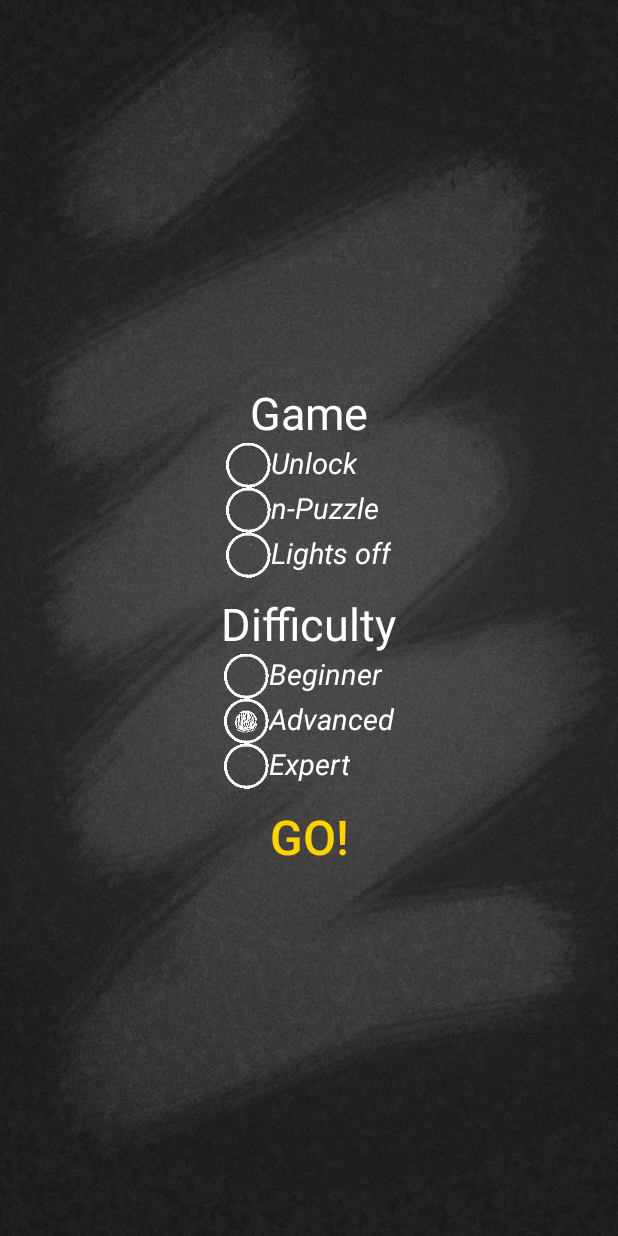
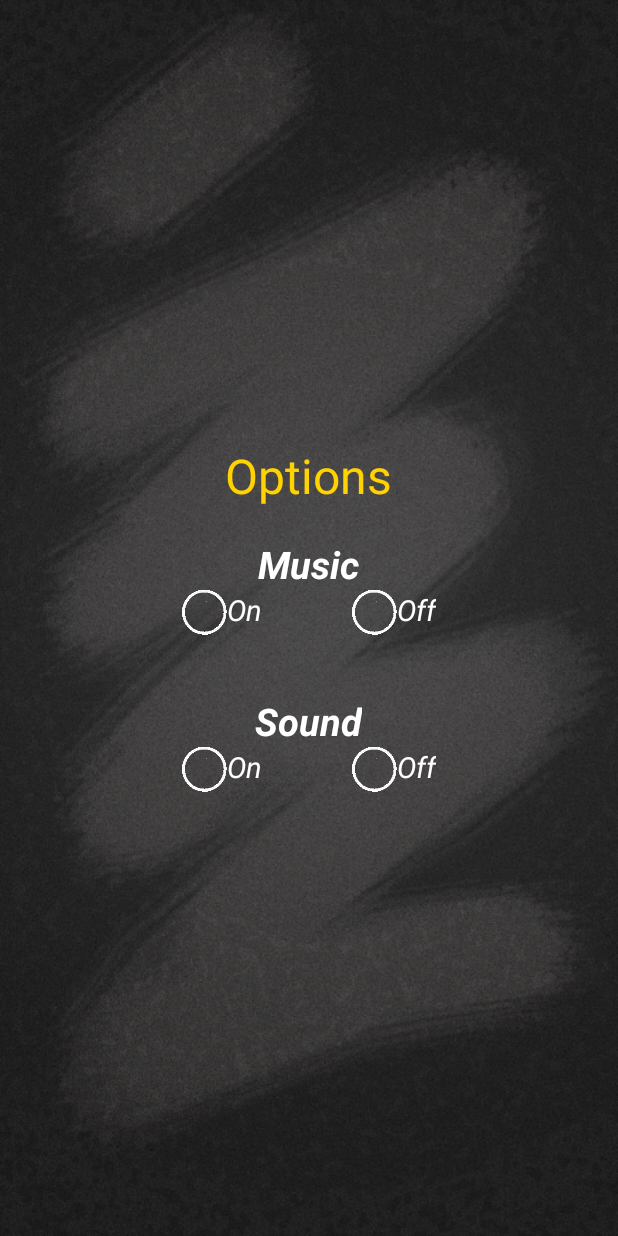
Before and after one commit to MintMalory/BrainTrainers, an Android app: the layout activity_options.xml on its own in the app's theme, with its tools: preview values and no code run, on a phone screen of 412 x 824 dp. Run offline under Robolectric (Android 15) with nearby library versions, the phone set to English and light mode, and no system bars.

Commit message:
Added options activity

```diff
--- a/app/src/main/AndroidManifest.xml
+++ b/app/src/main/AndroidManifest.xml
@@ -46,6 +46,11 @@
             android:screenOrientation="portrait"
             android:theme="@style/Theme.AppCompat.Light.NoActionBar.FullScreen" >
         </activity>
+        <activity
+            android:name=".activities.OptionsActivity"
+            android:screenOrientation="portrait"
+            android:theme="@style/Theme.AppCompat.Light.NoActionBar.FullScreen" >
+        </activity>
         <service android:enabled="true" android:name=".services.BackgroundMusicService" />
     </application>
 
--- a/app/src/main/java/ua/mintmalory/braintrainers/activities/ChooseGameActivity.java
+++ b/app/src/main/java/ua/mintmalory/braintrainers/activities/ChooseGameActivity.java
@@ -53,8 +53,10 @@ public class ChooseGameActivity extends AppCompatActivity implements
 
 		setTypeFaceForTitles(customFontChalk);
 
+
+
+
 		mGoButton.setOnClickListener(this);
-
 	}
 
 	private void setTypeFaceForTitles(Typeface type) {
--- a/app/src/main/java/ua/mintmalory/braintrainers/gameviews/UnlockGameView.java
+++ b/app/src/main/java/ua/mintmalory/braintrainers/gameviews/UnlockGameView.java
@@ -134,10 +134,10 @@ public class UnlockGameView extends AbstractGameView {
         for (int i = 0; i < mField.length; i++)
             for (int j = 0; j < mField.length; j++) {
                 if (rand.nextBoolean() == true) {
-                    mField[i][j] = new StateSquareSprite(mOBmp, i * size, j * size
+                    mField[i][j] = new StateSquareSprite(mOBmp, j * size, i * size
                             + PADDING_TOP_FIELD, size, true);
                 } else {
-                    mField[i][j] = new StateSquareSprite(mXBmp, i * size, j * size
+                    mField[i][j] = new StateSquareSprite(mXBmp, j * size, i * size
                             + PADDING_TOP_FIELD, size, false);
                 }
             }
--- a/app/src/main/java/ua/mintmalory/braintrainers/services/BackgroundMusicService.java
+++ b/app/src/main/java/ua/mintmalory/braintrainers/services/BackgroundMusicService.java
@@ -29,7 +29,9 @@ public class BackgroundMusicService extends Service {
     public void onDestroy() {
         if (player_1.isPlaying()) {
             player_1.stop();
-        } else {
+            return;
+        }
+        if (player_2.isPlaying()){
             player_2.stop();
         }
 
--- a/app/src/main/res/layout/activity_options.xml
+++ b/app/src/main/res/layout/activity_options.xml
@@ -4,95 +4,81 @@
     android:layout_width="fill_parent"
     android:layout_height="fill_parent"
     android:gravity="center_vertical|center_horizontal"
-    android:orientation="vertical" >
+    android:orientation="vertical">
 
     <TextView
-        android:id="@+id/choose_game_textView"
-        style="@style/TitleStyleBig"
+        android:id="@+id/options_textView"
+        style="@style/OrangeButtonStyle"
         android:layout_width="wrap_content"
         android:layout_height="wrap_content"
-        android:text="@string/choose_game_textView" />
+        android:text="@string/options_textView"
+        />
 
-    <LinearLayout
+    <TextView
+        android:id="@+id/music_textView"
+        style="@style/TitleStyleSmall"
         android:layout_width="wrap_content"
         android:layout_height="wrap_content"
-        android:orientation="vertical" >
+        android:layout_marginTop="10dp"
+        android:text="@string/music_textView" />
 
-        <RadioGroup
-            android:id="@+id/choose_game_radioGroup"
-            android:layout_width="wrap_content"
-            android:layout_height="wrap_content"
-            android:orientation="vertical" >
-
-            <RadioButton
-                android:id="@+id/lock_radioButton"
-                style="@style/TextStyleBig"
-                android:layout_width="wrap_content"
-                android:layout_height="wrap_content"
-                android:button="@drawable/custom_radio_selector"
-                android:text="@string/lock_title" />
-
-            <RadioButton
-                android:id="@+id/n_puzzle_radioButton"
-                style="@style/TextStyleBig"
-                android:layout_width="wrap_content"
-                android:layout_height="wrap_content"
-                android:button="@drawable/custom_radio_selector"
-                android:text="@string/barleyBreak_title" />
-
-            <RadioButton
-                android:id="@+id/lights_off_radioButton"
-                style="@style/TextStyleBig"
-                android:layout_width="wrap_content"
-                android:layout_height="wrap_content"
-                android:button="@drawable/custom_radio_selector"
-                android:text="@string/lights_of_title" />
-        </RadioGroup>
-
-    </LinearLayout>
-
-    <TextView
-        android:id="@+id/select_difficulty_textView"
-        style="@style/TitleStyleBig"
+    <RadioGroup
+        android:id="@+id/on_off_music_radioGroup"
         android:layout_width="wrap_content"
         android:layout_height="wrap_content"
-        android:text="@string/select_difficulty_textView" />
-
-    <RadioGroup
-        android:id="@+id/select_difficulty_radioGroup"
-        android:layout_width="wrap_content"
-        android:layout_height="wrap_content" >
+        android:orientation="horizontal">
 
         <RadioButton
-            android:id="@+id/begginer_radioButton"
+            android:id="@+id/on_music_radioButton"
             style="@style/TextStyleBig"
             android:layout_width="wrap_content"
             android:layout_height="wrap_content"
+            android:layout_marginRight="30dp"
             android:button="@drawable/custom_radio_selector"
-            android:text="@string/beginner_radioButton" />
+            android:text="@string/on_radioButton" />
 
         <RadioButton
-            android:id="@+id/advanced_radioButton"
+            android:id="@+id/off_music_radioButton"
             style="@style/TextStyleBig"
             android:layout_width="wrap_content"
             android:layout_height="wrap_content"
+            android:layout_marginLeft="30dp"
             android:button="@drawable/custom_radio_selector"
-            android:checked="true"
-            android:text="@string/advanced_radioButton" />
+            android:text="@string/off_radioButton" />
+    </RadioGroup>
+
+    <TextView
+        android:id="@+id/sound_textView"
+        style="@style/TitleStyleSmall"
+        android:layout_width="wrap_content"
+        android:layout_height="wrap_content"
+        android:layout_marginTop="30dp"
+        android:text="@string/sound_textView" />
+
+    <RadioGroup
+        android:id="@+id/on_off_sound_radioGroup"
+        android:layout_width="wrap_content"
+        android:layout_height="wrap_content"
+        android:orientation="horizontal">
 
         <RadioButton
-            android:id="@+id/expert_radioButton"
+            android:id="@+id/on_sound_radioButton"
             style="@style/TextStyleBig"
             android:layout_width="wrap_content"
             android:layout_height="wrap_content"
+            android:layout_marginRight="30dp"
             android:button="@drawable/custom_radio_selector"
-            android:text="@string/expert_radioButton" />
+            android:text="@string/on_radioButton" />
+
+        <RadioButton
+            android:id="@+id/off_sound_radioButton"
+            style="@style/TextStyleBig"
+            android:layout_width="wrap_content"
+            android:layout_height="wrap_content"
+            android:layout_marginLeft="30dp"
+            android:button="@drawable/custom_radio_selector"
+            android:text="@string/off_radioButton" />
+
     </RadioGroup>
 
-    <Button
-        android:id="@+id/go_button"
-        style="@style/OrangeButtonStyle"
-        android:paddingTop="10dp"
-        android:text="@string/go_button" />
-
 </LinearLayout>
--- a/app/src/main/res/values/strings.xml
+++ b/app/src/main/res/values/strings.xml
@@ -18,6 +18,12 @@
     <string name="expert_radioButton">Expert</string>
     <string name="go_button">Go!</string>
 
+    <string name="options_textView">Options</string>
+    <string name="music_textView">Music</string>
+    <string name="on_radioButton">On</string>
+    <string name="off_radioButton">Off</string>
+    <string name="sound_textView">Sound</string>
+
     <string name="amount_of_moves">Moves: </string>
     <string name="win_title">You win! </string>
     <string name="win_message">Your result is </string>
```
Also changed, not shown: app/src/main/java/ua/mintmalory/braintrainers/SoundAndMusicOptionsState.java (added, +9 -0 lines), app/src/main/java/ua/mintmalory/braintrainers/State.java (added, +8 -0 lines), app/src/main/java/ua/mintmalory/braintrainers/activities/MainMenuActivity.java (+8 -0 lines), app/src/main/java/ua/mintmalory/braintrainers/activities/OptionsActivity.java (+83 -9 lines), app/src/main/java/ua/mintmalory/braintrainers/gameviews/AbstractGameView.java (+15 -6 lines), app/src/main/java/ua/mintmalory/braintrainers/gameviews/LightsOffGameView.java (+6 -5 lines), app/src/main/java/ua/mintmalory/braintrainers/gameviews/NPuzzleGameView.java (+25 -17 lines), app/src/main/res/drawable-xhdpi/o.png, 4 other files.
